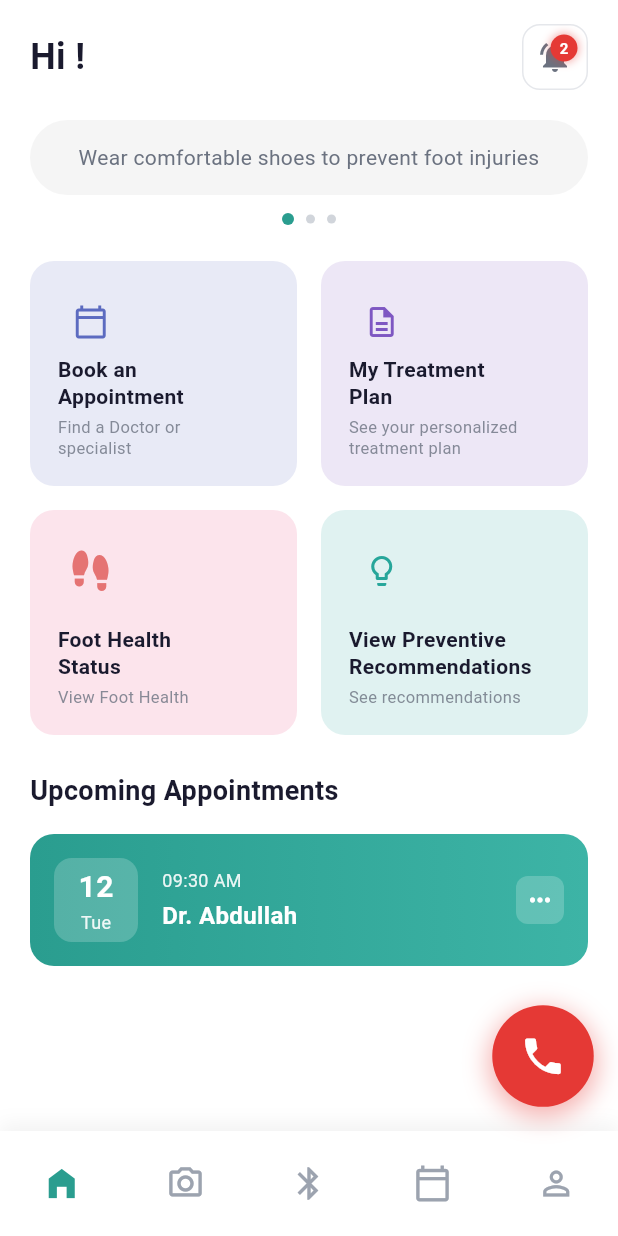
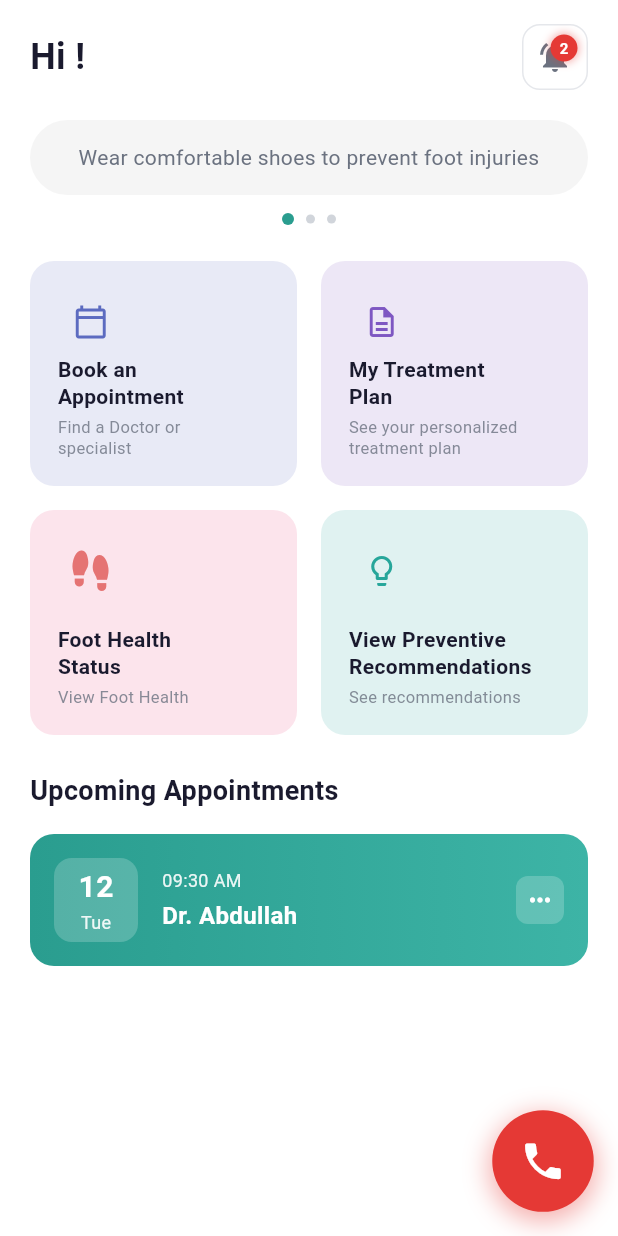
Before and after one commit to csstudentkaum/KHOTAA_APP, a Flutter app: the PatientHomePage screen opened directly, on a phone screen of 412 x 824 dp. Run offline on Flutter 3.47's test engine with Material 3 defaults, Android fonts, the phone set to English and light mode, and no system bars; our stand-ins replace audioplayers, cloud_firestore, file_picker, firebase_auth, firebase_core, flutter_blue_plus and 9 more; missing offline and left inert: agora_rtc_engine, record; accounts and stored records are empty; Roboto replaces fonts that are missing (Poppins); project files that could hold a hidden picture were left out.

Commit message:
Merge Reema and Sara branches first version

```diff
--- a/lib/features/patient/patient_home_page.dart
+++ b/lib/features/patient/patient_home_page.dart
@@ -25,7 +25,6 @@ class PatientHomePage extends StatefulWidget {
 class _PatientHomePageState extends State<PatientHomePage>
     with SingleTickerProviderStateMixin {
   int _currentTipIndex = 0;
-  int _selectedNavIndex = 0;
   String _userName = 'User'; // Default name
 
   final List<String> _tips = [
@@ -108,12 +107,11 @@ class _PatientHomePageState extends State<PatientHomePage>
     return Scaffold(
       backgroundColor: Colors.white,
       body: SafeArea(
+        bottom: false,
         child: Stack(
+          fit: StackFit.expand,
           children: [
-            Column(
-              children: [
-                Expanded(
-                  child: SingleChildScrollView(
+            SingleChildScrollView(
               padding: const EdgeInsets.symmetric(horizontal: 20),
               child: Column(
                 crossAxisAlignment: CrossAxisAlignment.start,
@@ -134,11 +132,6 @@ class _PatientHomePageState extends State<PatientHomePage>
                 ],
               ),
             ),
-                ),
-                // Bottom navigation bar
-                _buildBottomNavBar(),
-              ],
-            ),
             // Floating Emergency Button
             _buildEmergencyButton(),
           ],
@@ -150,7 +143,7 @@ class _PatientHomePageState extends State<PatientHomePage>
   Widget _buildEmergencyButton() {
     return Positioned(
       right: 20,
-      bottom: 90,
+      bottom: 20,
       child: ScaleTransition(
         scale: _pulseAnimation,
         child: GestureDetector(
@@ -493,73 +486,6 @@ class _PatientHomePageState extends State<PatientHomePage>
     );
   }
 
-  Widget _buildBottomNavBar() {
-    return Container(
-      height: 70,
-      decoration: BoxDecoration(
-        color: Colors.white,
-        boxShadow: [
-          BoxShadow(
-            color: Colors.black.withOpacity(0.05),
-            blurRadius: 10,
-            offset: const Offset(0, -5),
-          ),
-        ],
-      ),
-      child: Row(
-        mainAxisAlignment: MainAxisAlignment.spaceAround,
-        children: [
-          _NavBarItem(
-            icon: Icons.home_filled,
-            isSelected: _selectedNavIndex == 0,
-            onTap: () => setState(() => _selectedNavIndex = 0),
-          ),
-          _NavBarItem(
-            icon: Icons.camera_alt_outlined,
-            isSelected: _selectedNavIndex == 1,
-            onTap: () {
-              setState(() => _selectedNavIndex = 1);
-              _showSnackBar('Camera - Foot Scan');
-            },
-          ),
-          _NavBarItem(
-            icon: Icons.bluetooth,
-            isSelected: _selectedNavIndex == 2,
-            onTap: () async {
-              setState(() => _selectedNavIndex = 2);
-              await Navigator.push(
-                context,
-                MaterialPageRoute(
-                  builder: (context) => const ConnectInsoleScreen(),
-                ),
-              );
-              // Reset to home when returning from Bluetooth screen
-              if (mounted) {
-                setState(() => _selectedNavIndex = 0);
-              }
-            },
-          ),
-          _NavBarItem(
-            icon: Icons.calendar_today_outlined,
-            isSelected: _selectedNavIndex == 3,
-            onTap: () {
-              setState(() => _selectedNavIndex = 3);
-              _showSnackBar('Appointments');
-            },
-          ),
-          _NavBarItem(
-            icon: Icons.person_outline,
-            isSelected: _selectedNavIndex == 4,
-            onTap: () {
-              setState(() => _selectedNavIndex = 4);
-              _showSnackBar('Profile');
-            },
-          ),
-        ],
-      ),
-    );
-  }
-
   void _showSnackBar(String message) {
     ScaffoldMessenger.of(context).showSnackBar(
       SnackBar(
@@ -855,33 +781,3 @@ class _AppointmentCard extends StatelessWidget {
     );
   }
 }
-
-/// Bottom Navigation Bar Item
-class _NavBarItem extends StatelessWidget {
-  final IconData icon;
-  final bool isSelected;
-  final VoidCallback onTap;
-
-  const _NavBarItem({
-    required this.icon,
-    required this.isSelected,
-    required this.onTap,
-  });
-
-  @override
-  Widget build(BuildContext context) {
-    return GestureDetector(
-      onTap: onTap,
-      behavior: HitTestBehavior.opaque,
-      child: AnimatedContainer(
-        duration: const Duration(milliseconds: 200),
-        padding: const EdgeInsets.symmetric(horizontal: 16, vertical: 8),
-        child: Icon(
-          icon,
-          size: 26,
-          color: isSelected ? const Color(0xFF2A9D8F) : const Color(0xFF9CA3AF),
-        ),
-      ),
-    );
-  }
-}
```
Also changed, not shown: lib/features/patient/connect_insole_screen.dart (+8 -1 lines), lib/features/patient/patient_shell.dart (+11 -3 lines), 1 other file. Lines whose indentation alone changed are shown as unchanged.
